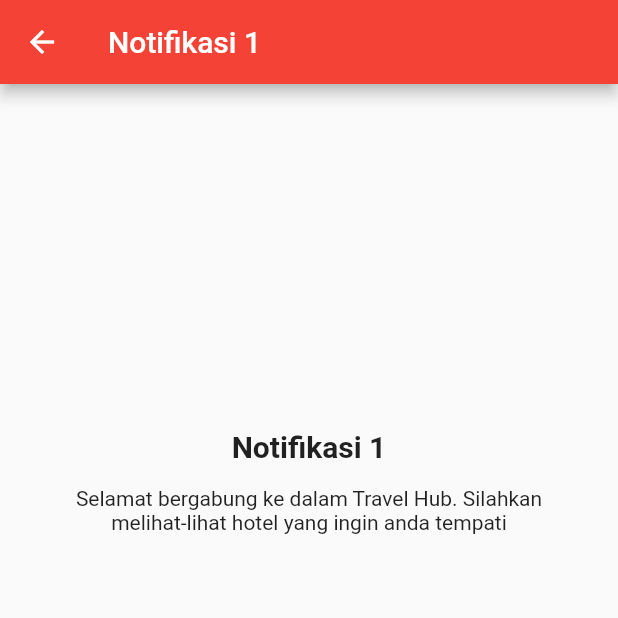
After one commit to KaoriAnimu/Level-3-Project-FF, a Flutter app: the screen it shows after launch, after a tap on "Notifikasi 1", on a phone screen of 412 x 824 dp, the top half of it. The commit adds this screen. Run offline on Flutter 3.47's test engine with Material 2 defaults, Android fonts, the phone set to English and light mode, and no system bars; our stand-ins replace cached_network_image, getwidget, qr_flutter; network calls fail.

Commit message:
penambahan notifikasi
Notifikasi v 1.0

```diff
--- a/flutter_application_1/lib/main.dart
+++ b/flutter_application_1/lib/main.dart
@@ -1,4 +1,6 @@
 import 'package:flutter/material.dart';
+import 'package:flutter_application_1/notifikasi.dart';
+import 'package:flutter_application_1/penginapan.dart';
 import 'package:flutter_application_1/pesan.dart';
 import 'package:flutter_application_1/register.dart';
 import 'package:getwidget/getwidget.dart';
@@ -14,6 +16,6 @@ class MyApp extends StatelessWidget {
         theme: ThemeData(
           primarySwatch: Colors.red,
         ),
-        home: register());
+        home: notifikasi());
   }
 }
--- /dev/null
+++ b/flutter_application_1/lib/notifikasi.dart
@@ -0,0 +1,83 @@
+import 'package:flutter/material.dart';
+
+class notifikasi extends StatefulWidget {
+  @override
+  State<notifikasi> createState() => _notifikasi();
+}
+
+class _notifikasi extends State<notifikasi> {
+  List<Detail> details = [
+    const Detail(
+        title: 'Notifikasi 1',
+        isi:
+            'Selamat bergabung ke dalam Travel Hub. Silahkan melihat-lihat hotel yang ingin anda tempati'),
+    const Detail(
+        title: 'Notifikasi 2',
+        isi:
+            'Ada promo murah nih di hotel berikut: Bandung, Jakarta, Bogor. Jangan sampai ketinggalan promo ini!')
+  ];
+
+  @override
+  Widget build(BuildContext context) {
+    return Scaffold(
+        appBar: AppBar(
+          title: Text('Notifikasi'),
+        ),
+        body: ListView.builder(
+            itemCount: details.length,
+            itemBuilder: (context, index) {
+              final detail = details[index];
+
+              return Card(
+                child: ListTile(
+                    leading: Icon(Icons.notifications),
+                    title: Text(detail.title),
+                    onTap: () {
+                      Navigator.of(context).push(MaterialPageRoute(
+                          builder: (context) => secondPage(detail: detail)));
+                    }),
+              );
+            }));
+  }
+}
+
+class Detail {
+  final String title;
+  final String isi;
+
+  const Detail({required this.title, required this.isi});
+}
+
+class secondPage extends StatelessWidget {
+  final Detail detail;
+
+  const secondPage({
+    Key? key,
+    required this.detail,
+  }) : super(key: key);
+
+  @override
+  Widget build(BuildContext context) => Scaffold(
+        appBar: AppBar(
+          title: Text(detail.title),
+        ),
+        body: Padding(
+          padding: const EdgeInsets.only(right: 25, left: 25, top: 230),
+          child: Column(
+            children: [
+              Padding(
+                padding: const EdgeInsets.only(bottom: 15),
+                child: Text(
+                  detail.title,
+                  style: TextStyle(fontSize: 20, fontWeight: FontWeight.bold),
+                ),
+              ),
+              Text(
+                detail.isi,
+                textAlign: TextAlign.center,
+              )
+            ],
+          ),
+        ),
+      );
+}
```
Also changed, not shown: flutter_application_1/lib/penginapan.dart (+87 -36 lines), flutter_application_1/pubspec.lock, 1 other file.
